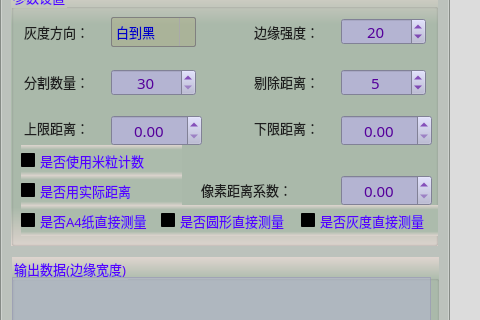
Above: QPlugins/GeometryMeasure/EdgeWidthMeasure/frmEdgeWidthMeasure.ui from qqqkoko123/opencv4workflow before the change; both pictures show x 0 to 480 and y 195 to 515 of the 1160 by 655 pixel window. Below: the same form after it.
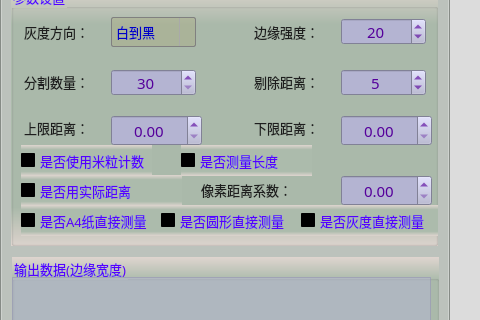
That is the form after the change. Icons and pictures are not drawn.

Commit message: 新增长度测量

Diff of the .ui file:
```diff
--- a/QPlugins/GeometryMeasure/EdgeWidthMeasure/frmEdgeWidthMeasure.ui
+++ b/QPlugins/GeometryMeasure/EdgeWidthMeasure/frmEdgeWidthMeasure.ui
@@ -1079,7 +1079,7 @@
          <rect>
           <x>10</x>
           <y>160</y>
-          <width>161</width>
+          <width>131</width>
           <height>31</height>
          </rect>
         </property>
@@ -1113,6 +1113,45 @@
          <bool>false</bool>
         </property>
        </widget>
+       <widget class="QCheckBox" name="isActureDistance_6">
+        <property name="geometry">
+         <rect>
+          <x>170</x>
+          <y>160</y>
+          <width>131</width>
+          <height>31</height>
+         </rect>
+        </property>
+        <property name="font">
+         <font>
+          <family>微软雅黑</family>
+          <pointsize>10</pointsize>
+         </font>
+        </property>
+        <property name="styleSheet">
+         <string notr="true">QCheckBox{
+    color: rgb(30, 30, 30);
+	border-style: flat;
+	background: transparent;
+}
+QCheckBox::indicator {
+    width: 17px;
+    height: 17px;    
+}
+QCheckBox::indicator::unchecked {
+    image: url(:/resource/untick.png);
+}
+QCheckBox::indicator::checked {
+    image: url(:/resource/tick.png);
+};</string>
+        </property>
+        <property name="text">
+         <string>是否测量长度</string>
+        </property>
+        <property name="checked">
+         <bool>false</bool>
+        </property>
+       </widget>
       </widget>
       <widget class="QGroupBox" name="groupC3">
        <property name="geometry">
```
Left out of the diff: 2 changed lines with no effect on the pictures. The commit also changes 4240 other files.
